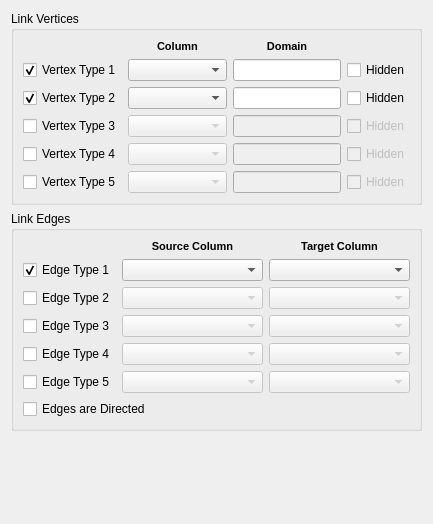
Above: Plugins/TableToGraphPanel/TableToGraphPanel.ui from Kitware/ParaView before the change. Below: the same form after it.
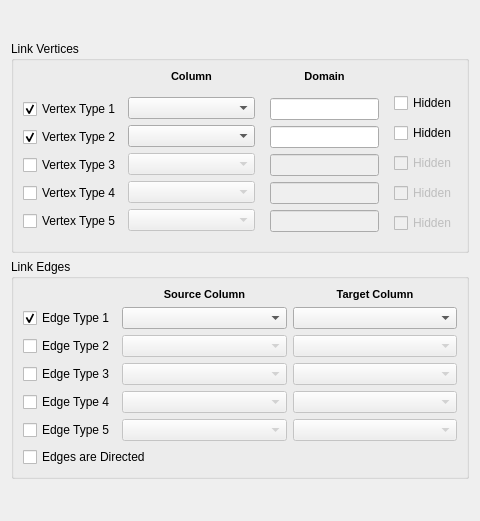
That is the form after the change.

Commit message:
ENH: Added support to query arrays from VertexTable if set.
STYLE: Minor cleanups.

Patch:
```diff
--- a/Plugins/TableToGraphPanel/TableToGraphPanel.ui
+++ b/Plugins/TableToGraphPanel/TableToGraphPanel.ui
@@ -6,222 +6,22 @@
    <rect>
     <x>0</x>
     <y>0</y>
-    <width>433</width>
-    <height>524</height>
+    <width>480</width>
+    <height>521</height>
    </rect>
   </property>
   <property name="windowTitle">
    <string>Form</string>
   </property>
-  <layout class="QVBoxLayout">
-   <item>
-    <widget class="QGroupBox" name="groupBox">
-     <property name="title">
-      <string>Link Vertices</string>
-     </property>
-     <layout class="QGridLayout">
-      <item row="1" column="2">
-       <widget class="QLineEdit" name="vertexDomain1"/>
-      </item>
-      <item row="1" column="3">
-       <widget class="QCheckBox" name="vertexHidden1">
-        <property name="text">
-         <string>Hidden</string>
-        </property>
-       </widget>
-      </item>
-      <item row="2" column="2">
-       <widget class="QLineEdit" name="vertexDomain2"/>
-      </item>
-      <item row="2" column="3">
-       <widget class="QCheckBox" name="vertexHidden2">
-        <property name="text">
-         <string>Hidden</string>
-        </property>
-       </widget>
-      </item>
-      <item row="3" column="2">
-       <widget class="QLineEdit" name="vertexDomain3">
-        <property name="enabled">
-         <bool>false</bool>
-        </property>
-       </widget>
-      </item>
-      <item row="3" column="3">
-       <widget class="QCheckBox" name="vertexHidden3">
-        <property name="enabled">
-         <bool>false</bool>
-        </property>
-        <property name="text">
-         <string>Hidden</string>
-        </property>
-       </widget>
-      </item>
-      <item row="4" column="2">
-       <widget class="QLineEdit" name="vertexDomain4">
-        <property name="enabled">
-         <bool>false</bool>
-        </property>
-       </widget>
-      </item>
-      <item row="4" column="3">
-       <widget class="QCheckBox" name="vertexHidden4">
-        <property name="enabled">
-         <bool>false</bool>
-        </property>
-        <property name="text">
-         <string>Hidden</string>
-        </property>
-       </widget>
-      </item>
-      <item row="5" column="3">
-       <widget class="QCheckBox" name="vertexHidden5">
-        <property name="enabled">
-         <bool>false</bool>
-        </property>
-        <property name="text">
-         <string>Hidden</string>
-        </property>
-       </widget>
-      </item>
-      <item row="5" column="2">
-       <widget class="QLineEdit" name="vertexDomain5">
-        <property name="enabled">
-         <bool>false</bool>
-        </property>
-       </widget>
-      </item>
-      <item row="1" column="1">
-       <widget class="QComboBox" name="vertexField1">
-        <property name="sizePolicy">
-         <sizepolicy hsizetype="Expanding" vsizetype="Fixed">
-          <horstretch>0</horstretch>
-          <verstretch>0</verstretch>
-         </sizepolicy>
-        </property>
-       </widget>
-      </item>
-      <item row="2" column="1">
-       <widget class="QComboBox" name="vertexField2">
-        <property name="sizePolicy">
-         <sizepolicy hsizetype="Expanding" vsizetype="Fixed">
-          <horstretch>0</horstretch>
-          <verstretch>0</verstretch>
-         </sizepolicy>
-        </property>
-       </widget>
-      </item>
-      <item row="3" column="1">
-       <widget class="QComboBox" name="vertexField3">
-        <property name="enabled">
-         <bool>false</bool>
-        </property>
-        <property name="sizePolicy">
-         <sizepolicy hsizetype="Expanding" vsizetype="Fixed">
-          <horstretch>0</horstretch>
-          <verstretch>0</verstretch>
-         </sizepolicy>
-        </property>
-       </widget>
-      </item>
-      <item row="4" column="1">
-       <widget class="QComboBox" name="vertexField4">
-        <property name="enabled">
-         <bool>false</bool>
-        </property>
-        <property name="sizePolicy">
-         <sizepolicy hsizetype="Expanding" vsizetype="Fixed">
-          <horstretch>0</horstretch>
-          <verstretch>0</verstretch>
-         </sizepolicy>
-        </property>
-       </widget>
-      </item>
-      <item row="5" column="1">
-       <widget class="QComboBox" name="vertexField5">
-        <property name="enabled">
-         <bool>false</bool>
-        </property>
-        <property name="sizePolicy">
-         <sizepolicy hsizetype="Expanding" vsizetype="Fixed">
-          <horstretch>0</horstretch>
-          <verstretch>0</verstretch>
-         </sizepolicy>
-        </property>
-       </widget>
-      </item>
-      <item row="1" column="0">
-       <widget class="QCheckBox" name="enableVertex1">
-        <property name="text">
-         <string>Vertex Type 1</string>
-        </property>
-        <property name="checked">
-         <bool>true</bool>
-        </property>
-       </widget>
-      </item>
-      <item row="2" column="0">
-       <widget class="QCheckBox" name="enableVertex2">
-        <property name="text">
-         <string>Vertex Type 2</string>
-        </property>
-        <property name="checked">
-         <bool>true</bool>
-        </property>
-       </widget>
-      </item>
-      <item row="3" column="0">
-       <widget class="QCheckBox" name="enableVertex3">
-        <property name="text">
-         <string>Vertex Type 3</string>
-        </property>
-       </widget>
-      </item>
-      <item row="4" column="0">
-       <widget class="QCheckBox" name="enableVertex4">
-        <property name="text">
-         <string>Vertex Type 4</string>
-        </property>
-       </widget>
-      </item>
-      <item row="5" column="0">
-       <widget class="QCheckBox" name="enableVertex5">
-        <property name="text">
-         <string>Vertex Type 5</string>
-        </property>
-       </widget>
-      </item>
-      <item row="0" column="2">
-       <widget class="QLabel" name="label">
-        <property name="text">
-         <string>&lt;html&gt;&lt;head&gt;&lt;meta name=&quot;qrichtext&quot; content=&quot;1&quot; /&gt;&lt;style type=&quot;text/css&quot;&gt;
-p, li { white-space: pre-wrap; }
-&lt;/style&gt;&lt;/head&gt;&lt;body style=&quot; font-family:'MS Shell Dlg 2'; font-size:8.25pt; font-weight:400; font-style:normal;&quot;&gt;
-&lt;p style=&quot; margin-top:0px; margin-bottom:0px; margin-left:0px; margin-right:0px; -qt-block-indent:0; text-indent:0px;&quot;&gt;&lt;span style=&quot; font-size:8pt; font-weight:600;&quot;&gt;Domain&lt;/span&gt;&lt;/p&gt;&lt;/body&gt;&lt;/html&gt;</string>
-        </property>
-        <property name="alignment">
-         <set>Qt::AlignCenter</set>
-        </property>
-       </widget>
-      </item>
-      <item row="0" column="1">
-       <widget class="QLabel" name="label_2">
-        <property name="text">
-         <string>&lt;html&gt;&lt;head&gt;&lt;meta name=&quot;qrichtext&quot; content=&quot;1&quot; /&gt;&lt;style type=&quot;text/css&quot;&gt;
-p, li { white-space: pre-wrap; }
-&lt;/style&gt;&lt;/head&gt;&lt;body style=&quot; font-family:'MS Shell Dlg 2'; font-size:8.25pt; font-weight:400; font-style:normal;&quot;&gt;
-&lt;p style=&quot; margin-top:0px; margin-bottom:0px; margin-left:0px; margin-right:0px; -qt-block-indent:0; text-indent:0px;&quot;&gt;&lt;span style=&quot; font-size:8pt; font-weight:600;&quot;&gt;Column&lt;/span&gt;&lt;/p&gt;&lt;/body&gt;&lt;/html&gt;</string>
-        </property>
-        <property name="alignment">
-         <set>Qt::AlignCenter</set>
-        </property>
-       </widget>
-      </item>
-     </layout>
-    </widget>
-   </item>
-   <item>
+  <layout class="QGridLayout" name="gridLayout_3">
+   <item row="2" column="0">
     <widget class="QGroupBox" name="groupBox_2">
+     <property name="sizePolicy">
+      <sizepolicy hsizetype="Preferred" vsizetype="Fixed">
+       <horstretch>0</horstretch>
+       <verstretch>0</verstretch>
+      </sizepolicy>
+     </property>
      <property name="title">
       <string>Link Edges</string>
      </property>
@@ -424,8 +224,407 @@
      </layout>
     </widget>
    </item>
-   <item>
-    <spacer>
+   <item row="1" column="0">
+    <widget class="QGroupBox" name="groupBox">
+     <property name="sizePolicy">
+      <sizepolicy hsizetype="Preferred" vsizetype="Preferred">
+       <horstretch>0</horstretch>
+       <verstretch>0</verstretch>
+      </sizepolicy>
+     </property>
+     <property name="title">
+      <string>Link Vertices</string>
+     </property>
+     <layout class="QGridLayout" name="gridLayout_7">
+      <item row="0" column="1">
+       <widget class="QLabel" name="label_5">
+        <property name="text">
+         <string>&lt;!DOCTYPE HTML PUBLIC &quot;-//W3C//DTD HTML 4.0//EN&quot; &quot;http://www.w3.org/TR/REC-html40/strict.dtd&quot;&gt;
+&lt;html&gt;&lt;head&gt;&lt;meta name=&quot;qrichtext&quot; content=&quot;1&quot; /&gt;&lt;style type=&quot;text/css&quot;&gt;
+p, li { white-space: pre-wrap; }
+&lt;/style&gt;&lt;/head&gt;&lt;body style=&quot; font-family:'Sans'; font-size:11pt; font-weight:400; font-style:normal;&quot;&gt;
+&lt;p style=&quot; margin-top:0px; margin-bottom:0px; margin-left:0px; margin-right:0px; -qt-block-indent:0; text-indent:0px;&quot;&gt;&lt;span style=&quot; font-family:'MS Shell Dlg 2'; font-size:8pt; font-weight:600;&quot;&gt;Column&lt;/span&gt;&lt;/p&gt;&lt;/body&gt;&lt;/html&gt;</string>
+        </property>
+        <property name="alignment">
+         <set>Qt::AlignCenter</set>
+        </property>
+       </widget>
+      </item>
+      <item row="0" column="2">
+       <widget class="QLabel" name="label_6">
+        <property name="text">
+         <string>&lt;!DOCTYPE HTML PUBLIC &quot;-//W3C//DTD HTML 4.0//EN&quot; &quot;http://www.w3.org/TR/REC-html40/strict.dtd&quot;&gt;
+&lt;html&gt;&lt;head&gt;&lt;meta name=&quot;qrichtext&quot; content=&quot;1&quot; /&gt;&lt;style type=&quot;text/css&quot;&gt;
+p, li { white-space: pre-wrap; }
+&lt;/style&gt;&lt;/head&gt;&lt;body style=&quot; font-family:'Sans'; font-size:11pt; font-weight:400; font-style:normal;&quot;&gt;
+&lt;p style=&quot; margin-top:0px; margin-bottom:0px; margin-left:0px; margin-right:0px; -qt-block-indent:0; text-indent:0px;&quot;&gt;&lt;span style=&quot; font-family:'MS Shell Dlg 2'; font-size:8pt; font-weight:600;&quot;&gt;Domain&lt;/span&gt;&lt;/p&gt;&lt;/body&gt;&lt;/html&gt;</string>
+        </property>
+        <property name="alignment">
+         <set>Qt::AlignCenter</set>
+        </property>
+       </widget>
+      </item>
+      <item row="1" column="0">
+       <layout class="QGridLayout" name="gridLayout_5">
+        <property name="topMargin">
+         <number>7</number>
+        </property>
+        <property name="bottomMargin">
+         <number>6</number>
+        </property>
+        <property name="verticalSpacing">
+         <number>5</number>
+        </property>
+        <item row="0" column="0">
+         <widget class="QCheckBox" name="enableVertex1">
+          <property name="text">
+           <string>Vertex Type 1</string>
+          </property>
+          <property name="checked">
+           <bool>true</bool>
+          </property>
+         </widget>
+        </item>
+        <item row="1" column="0">
+         <widget class="QCheckBox" name="enableVertex2">
+          <property name="text">
+           <string>Vertex Type 2</string>
+          </property>
+          <property name="checked">
+           <bool>true</bool>
+          </property>
+         </widget>
+        </item>
+        <item row="2" column="0">
+         <widget class="QCheckBox" name="enableVertex3">
+          <property name="text">
+           <string>Vertex Type 3</string>
+          </property>
+         </widget>
+        </item>
+        <item row="3" column="0">
+         <widget class="QCheckBox" name="enableVertex4">
+          <property name="text">
+           <string>Vertex Type 4</string>
+          </property>
+         </widget>
+        </item>
+        <item row="4" column="0">
+         <widget class="QCheckBox" name="enableVertex5">
+          <property name="text">
+           <string>Vertex Type 5</string>
+          </property>
+         </widget>
+        </item>
+       </layout>
+      </item>
+      <item row="1" column="1">
+       <layout class="QGridLayout" name="gridLayout">
+        <property name="topMargin">
+         <number>7</number>
+        </property>
+        <property name="bottomMargin">
+         <number>6</number>
+        </property>
+        <property name="horizontalSpacing">
+         <number>0</number>
+        </property>
+        <property name="verticalSpacing">
+         <number>5</number>
+        </property>
+        <item row="0" column="0">
+         <widget class="QComboBox" name="vertexField1">
+          <property name="sizePolicy">
+           <sizepolicy hsizetype="Expanding" vsizetype="Fixed">
+            <horstretch>0</horstretch>
+            <verstretch>0</verstretch>
+           </sizepolicy>
+          </property>
+         </widget>
+        </item>
+        <item row="1" column="0">
+         <widget class="QComboBox" name="vertexField2">
+          <property name="sizePolicy">
+           <sizepolicy hsizetype="Expanding" vsizetype="Fixed">
+            <horstretch>0</horstretch>
+            <verstretch>0</verstretch>
+           </sizepolicy>
+          </property>
+         </widget>
+        </item>
+        <item row="2" column="0">
+         <widget class="QComboBox" name="vertexField3">
+          <property name="enabled">
+           <bool>false</bool>
+          </property>
+          <property name="sizePolicy">
+           <sizepolicy hsizetype="Expanding" vsizetype="Fixed">
+            <horstretch>0</horstretch>
+            <verstretch>0</verstretch>
+           </sizepolicy>
+          </property>
+         </widget>
+        </item>
+        <item row="3" column="0">
+         <widget class="QComboBox" name="vertexField4">
+          <property name="enabled">
+           <bool>false</bool>
+          </property>
+          <property name="sizePolicy">
+           <sizepolicy hsizetype="Expanding" vsizetype="Fixed">
+            <horstretch>0</horstretch>
+            <verstretch>0</verstretch>
+           </sizepolicy>
+          </property>
+         </widget>
+        </item>
+        <item row="4" column="0">
+         <widget class="QComboBox" name="vertexField5">
+          <property name="enabled">
+           <bool>false</bool>
+          </property>
+          <property name="sizePolicy">
+           <sizepolicy hsizetype="Expanding" vsizetype="Fixed">
+            <horstretch>0</horstretch>
+            <verstretch>0</verstretch>
+           </sizepolicy>
+          </property>
+         </widget>
+        </item>
+       </layout>
+      </item>
+      <item row="1" column="2">
+       <widget class="QStackedWidget" name="stackedWidget">
+        <property name="sizePolicy">
+         <sizepolicy hsizetype="Preferred" vsizetype="Preferred">
+          <horstretch>0</horstretch>
+          <verstretch>0</verstretch>
+         </sizepolicy>
+        </property>
+        <property name="frameShape">
+         <enum>QFrame::NoFrame</enum>
+        </property>
+        <property name="frameShadow">
+         <enum>QFrame::Plain</enum>
+        </property>
+        <property name="lineWidth">
+         <number>0</number>
+        </property>
+        <property name="currentIndex">
+         <number>0</number>
+        </property>
+        <widget class="QWidget" name="page_1">
+         <layout class="QGridLayout" name="gridLayout_4">
+          <item row="0" column="0">
+           <widget class="QLineEdit" name="vertexDomain1">
+            <property name="sizePolicy">
+             <sizepolicy hsizetype="Expanding" vsizetype="Fixed">
+              <horstretch>0</horstretch>
+              <verstretch>0</verstretch>
+             </sizepolicy>
+            </property>
+            <property name="alignment">
+             <set>Qt::AlignLeading|Qt::AlignLeft|Qt::AlignVCenter</set>
+            </property>
+           </widget>
+          </item>
+          <item row="1" column="0">
+           <widget class="QLineEdit" name="vertexDomain2">
+            <property name="sizePolicy">
+             <sizepolicy hsizetype="Expanding" vsizetype="Fixed">
+              <horstretch>0</horstretch>
+              <verstretch>0</verstretch>
+             </sizepolicy>
+            </property>
+            <property name="alignment">
+             <set>Qt::AlignLeading|Qt::AlignLeft|Qt::AlignVCenter</set>
+            </property>
+           </widget>
+          </item>
+          <item row="2" column="0">
+           <widget class="QLineEdit" name="vertexDomain3">
+            <property name="enabled">
+             <bool>false</bool>
+            </property>
+            <property name="sizePolicy">
+             <sizepolicy hsizetype="Expanding" vsizetype="Fixed">
+              <horstretch>0</horstretch>
+              <verstretch>0</verstretch>
+             </sizepolicy>
+            </property>
+            <property name="alignment">
+             <set>Qt::AlignLeading|Qt::AlignLeft|Qt::AlignVCenter</set>
+            </property>
+           </widget>
+          </item>
+          <item row="3" column="0">
+           <widget class="QLineEdit" name="vertexDomain4">
+            <property name="enabled">
+             <bool>false</bool>
+            </property>
+            <property name="sizePolicy">
+             <sizepolicy hsizetype="Expanding" vsizetype="Fixed">
+              <horstretch>0</horstretch>
+              <verstretch>0</verstretch>
+             </sizepolicy>
+            </property>
+            <property name="alignment">
+             <set>Qt::AlignLeading|Qt::AlignLeft|Qt::AlignVCenter</set>
+            </property>
+           </widget>
+          </item>
+          <item row="4" column="0">
+           <widget class="QLineEdit" name="vertexDomain5">
+            <property name="enabled">
+             <bool>false</bool>
+            </property>
+            <property name="sizePolicy">
+             <sizepolicy hsizetype="Expanding" vsizetype="Fixed">
+              <horstretch>0</horstretch>
+              <verstretch>0</verstretch>
+             </sizepolicy>
+            </property>
+            <property name="alignment">
+             <set>Qt::AlignLeading|Qt::AlignLeft|Qt::AlignVCenter</set>
+            </property>
+           </widget>
+          </item>
+         </layout>
+        </widget>
+        <widget class="QWidget" name="page_2">
+         <layout class="QGridLayout" name="gridLayout_6">
+          <item row="0" column="0">
+           <widget class="QComboBox" name="vertexDomainQ1">
+            <property name="sizePolicy">
+             <sizepolicy hsizetype="Expanding" vsizetype="Fixed">
+              <horstretch>0</horstretch>
+              <verstretch>0</verstretch>
+             </sizepolicy>
+            </property>
+           </widget>
+          </item>
+          <item row="1" column="0">
+           <widget class="QComboBox" name="vertexDomainQ2">
+            <property name="enabled">
+             <bool>true</bool>
+            </property>
+            <property name="sizePolicy">
+             <sizepolicy hsizetype="Expanding" vsizetype="Fixed">
+              <horstretch>0</horstretch>
+              <verstretch>0</verstretch>
+             </sizepolicy>
+            </property>
+           </widget>
+          </item>
+          <item row="2" column="0">
+           <widget class="QComboBox" name="vertexDomainQ3">
+            <property name="enabled">
+             <bool>false</bool>
+            </property>
+            <property name="sizePolicy">
+             <sizepolicy hsizetype="Expanding" vsizetype="Fixed">
+              <horstretch>0</horstretch>
+              <verstretch>0</verstretch>
+             </sizepolicy>
+            </property>
+           </widget>
+          </item>
+          <item row="3" column="0">
+           <widget class="QComboBox" name="vertexDomainQ4">
+            <property name="enabled">
+             <bool>false</bool>
+            </property>
+            <property name="sizePolicy">
+             <sizepolicy hsizetype="Expanding" vsizetype="Fixed">
+              <horstretch>0</horstretch>
+              <verstretch>0</verstretch>
+             </sizepolicy>
+            </property>
+           </widget>
+          </item>
+          <item row="4" column="0">
+           <widget class="QComboBox" name="vertexDomainQ5">
+            <property name="enabled">
+             <bool>false</bool>
+            </property>
+            <property name="sizePolicy">
+             <sizepolicy hsizetype="Expanding" vsizetype="Fixed">
+              <horstretch>0</horstretch>
+              <verstretch>0</verstretch>
+             </sizepolicy>
+            </property>
+           </widget>
+          </item>
+         </layout>
+        </widget>
+       </widget>
+      </item>
+      <item row="1" column="3">
+       <layout class="QGridLayout" name="gridLayout_2">
+        <item row="0" column="0">
+         <widget class="QCheckBox" name="vertexHidden1">
+          <property name="text">
+           <string>Hidden</string>
+          </property>
+         </widget>
+        </item>
+        <item row="1" column="0">
+         <widget class="QCheckBox" name="vertexHidden2">
+          <property name="text">
+           <string>Hidden</string>
+          </property>
+         </widget>
+        </item>
+        <item row="2" column="0">
+         <widget class="QCheckBox" name="vertexHidden3">
+          <property name="enabled">
+           <bool>false</bool>
+          </property>
+          <property name="text">
+           <string>Hidden</string>
+          </property>
+         </widget>
+        </item>
+        <item row="3" column="0">
+         <widget class="QCheckBox" name="vertexHidden4">
+          <property name="enabled">
+           <bool>false</bool>
+          </property>
+          <property name="text">
+           <string>Hidden</string>
+          </property>
+         </widget>
+        </item>
+        <item row="4" column="0">
+         <widget class="QCheckBox" name="vertexHidden5">
+          <property name="enabled">
+           <bool>false</bool>
+          </property>
+          <property name="text">
+           <string>Hidden</string>
+          </property>
+         </widget>
+        </item>
+       </layout>
+      </item>
+     </layout>
+    </widget>
+   </item>
+   <item row="3" column="0">
+    <spacer name="verticalSpacer_2">
+     <property name="orientation">
+      <enum>Qt::Vertical</enum>
+     </property>
+     <property name="sizeHint" stdset="0">
+      <size>
+       <width>20</width>
+       <height>40</height>
+      </size>
+     </property>
+    </spacer>
+   </item>
+   <item row="0" column="0">
+    <spacer name="verticalSpacer_3">
      <property name="orientation">
       <enum>Qt::Vertical</enum>
      </property>
@@ -438,6 +637,17 @@
     </spacer>
    </item>
   </layout>
+  <widget class="QWidget" name="layoutWidget">
+   <property name="geometry">
+    <rect>
+     <x>0</x>
+     <y>0</y>
+     <width>100</width>
+     <height>30</height>
+    </rect>
+   </property>
+   <layout class="QHBoxLayout" name="horizontalLayout"/>
+  </widget>
  </widget>
  <resources/>
  <connections/>
```
The commit also changes 2 other files.
